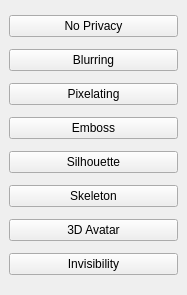
Before: the Qt Designer form KinectProject/PrivacyFilters/ControlWindow.ui in d3ce1t/PrivacyProject, drawn with Qt 5.
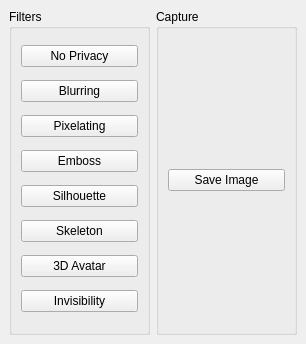
After: the same form once the commit is applied.

Commit message: PrivacyFilters: Add functionality to save an image

The edit to the form file:
```diff
--- a/KinectProject/PrivacyFilters/ControlWindow.ui
+++ b/KinectProject/PrivacyFilters/ControlWindow.ui
@@ -6,14 +6,23 @@
    <rect>
     <x>0</x>
     <y>0</y>
-    <width>187</width>
-    <height>295</height>
+    <width>306</width>
+    <height>344</height>
    </rect>
   </property>
   <property name="windowTitle">
    <string>Privacy Controller</string>
   </property>
   <widget class="QWidget" name="centralwidget">
+   <layout class="QHBoxLayout" name="horizontalLayout">
+    <item>
+     <widget class="QGroupBox" name="groupBox">
+      <property name="title">
+       <string>Filters</string>
+      </property>
+      <property name="flat">
+       <bool>false</bool>
+      </property>
    <layout class="QVBoxLayout" name="verticalLayout">
     <item>
      <widget class="QPushButton" name="btnNoPrivacy">
@@ -69,6 +78,25 @@
       <property name="text">
        <string>Invisibility</string>
       </property>
+        </widget>
+       </item>
+      </layout>
+     </widget>
+    </item>
+    <item>
+     <widget class="QGroupBox" name="groupBox_2">
+      <property name="title">
+       <string>Capture</string>
+      </property>
+      <layout class="QVBoxLayout" name="verticalLayout_2">
+       <item>
+        <widget class="QPushButton" name="btnSaveImage">
+         <property name="text">
+          <string>Save Image</string>
+         </property>
+        </widget>
+       </item>
+      </layout>
      </widget>
     </item>
    </layout>
```
Lines whose indentation alone changed are shown as unchanged. The commit also changes 8 other files.
